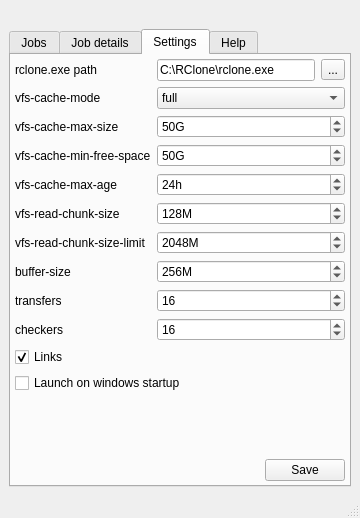
Before: the Qt Designer form view/MainWindow.ui in duri93/OneRClone, drawn with Qt 5.
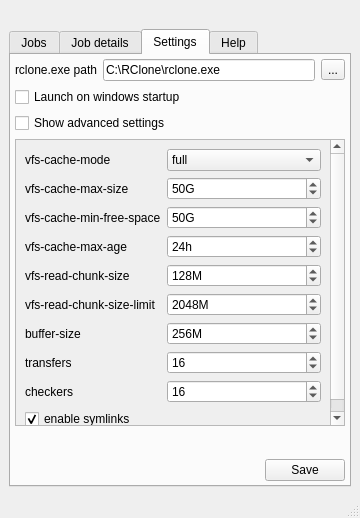
After: the same form once the commit is applied. The open tabs and pages were chosen to show the change. Icons and pictures are not drawn.

Commit message: Split settings in advanced tab

```diff
--- a/view/MainWindow.ui
+++ b/view/MainWindow.ui
@@ -393,16 +393,14 @@
          <number>4</number>
         </property>
         <item>
-         <layout class="QFormLayout" name="layout_settings">
-          <item row="0" column="0">
+         <layout class="QHBoxLayout" name="layout_rclone">
+          <item>
            <widget class="QLabel" name="label_rclone">
             <property name="text">
              <string>rclone.exe path</string>
             </property>
            </widget>
           </item>
-          <item row="0" column="1">
-           <layout class="QHBoxLayout" name="layout_rclone">
             <item>
              <widget class="QLineEdit" name="rclone">
               <property name="toolTip">
@@ -422,14 +420,36 @@
             </item>
            </layout>
           </item>
-          <item row="1" column="0">
-           <widget class="QLabel" name="label_cacheMode">
+        <item>
+         <widget class="QCheckBox" name="startupLaunch">
             <property name="text">
-             <string>vfs-cache-mode</string>
+           <string>Launch on windows startup</string>
             </property>
            </widget>
           </item>
-          <item row="1" column="1">
+        <item>
+         <widget class="QCheckBox" name="advanced">
+          <property name="text">
+           <string>Show advanced settings</string>
+          </property>
+         </widget>
+        </item>
+        <item>
+         <widget class="QScrollArea" name="advancedFrame">
+          <property name="widgetResizable">
+           <bool>true</bool>
+          </property>
+          <widget class="QWidget" name="scrollAreaWidgetContents">
+           <property name="geometry">
+            <rect>
+             <x>0</x>
+             <y>-36</y>
+             <width>324</width>
+             <height>255</height>
+            </rect>
+           </property>
+           <layout class="QFormLayout" name="formLayout_2">
+            <item row="0" column="1">
            <widget class="QComboBox" name="cacheMode">
             <property name="currentIndex">
              <number>3</number>
@@ -456,54 +476,139 @@
             </item>
            </widget>
           </item>
-          <item row="2" column="0">
+            <item row="0" column="0">
+             <widget class="QLabel" name="label_cacheMode">
+              <property name="text">
+               <string>vfs-cache-mode</string>
+              </property>
+             </widget>
+            </item>
+            <item row="1" column="1">
+             <widget class="QSpinBox" name="cacheMaxSize">
+              <property name="suffix">
+               <string>G</string>
+              </property>
+              <property name="maximum">
+               <number>999999</number>
+              </property>
+              <property name="value">
+               <number>50</number>
+              </property>
+             </widget>
+            </item>
+            <item row="1" column="0">
            <widget class="QLabel" name="label_cacheMaxSize">
             <property name="text">
              <string>vfs-cache-max-size</string>
             </property>
            </widget>
           </item>
-          <item row="2" column="1">
-           <widget class="QSpinBox" name="cacheMaxSize">
+            <item row="9" column="0">
+             <widget class="QCheckBox" name="links">
+              <property name="text">
+               <string>enable symlinks</string>
+              </property>
+              <property name="checked">
+               <bool>true</bool>
+              </property>
+             </widget>
+            </item>
+            <item row="8" column="0">
+             <widget class="QLabel" name="label_checkers">
+              <property name="text">
+               <string>checkers</string>
+              </property>
+             </widget>
+            </item>
+            <item row="8" column="1">
+             <widget class="QSpinBox" name="checkers">
+              <property name="value">
+               <number>16</number>
+              </property>
+             </widget>
+            </item>
+            <item row="7" column="0">
+             <widget class="QLabel" name="label_transfers">
+              <property name="text">
+               <string>transfers</string>
+              </property>
+             </widget>
+            </item>
+            <item row="7" column="1">
+             <widget class="QSpinBox" name="transfers">
+              <property name="value">
+               <number>16</number>
+              </property>
+             </widget>
+            </item>
+            <item row="6" column="0">
+             <widget class="QLabel" name="label_bufferSize">
+              <property name="text">
+               <string>buffer-size</string>
+              </property>
+             </widget>
+            </item>
+            <item row="6" column="1">
+             <widget class="QSpinBox" name="bufferSize">
             <property name="suffix">
-             <string>G</string>
+               <string>M</string>
             </property>
             <property name="maximum">
              <number>999999</number>
             </property>
             <property name="value">
-             <number>50</number>
+               <number>256</number>
+              </property>
+             </widget>
+            </item>
+            <item row="5" column="0">
+             <widget class="QLabel" name="label_readChunkSizeLimit">
+              <property name="text">
+               <string>vfs-read-chunk-size-limit</string>
+              </property>
+             </widget>
+            </item>
+            <item row="5" column="1">
+             <widget class="QSpinBox" name="readChunkSizeLimit">
+              <property name="suffix">
+               <string>M</string>
+              </property>
+              <property name="maximum">
+               <number>999999</number>
+              </property>
+              <property name="value">
+               <number>2048</number>
+              </property>
+             </widget>
+            </item>
+            <item row="4" column="0">
+             <widget class="QLabel" name="label_readChunkSize">
+              <property name="text">
+               <string>vfs-read-chunk-size</string>
+              </property>
+             </widget>
+            </item>
+            <item row="4" column="1">
+             <widget class="QSpinBox" name="readChunkSize">
+              <property name="suffix">
+               <string>M</string>
+              </property>
+              <property name="maximum">
+               <number>999999</number>
+              </property>
+              <property name="value">
+               <number>128</number>
             </property>
            </widget>
           </item>
           <item row="3" column="0">
-           <widget class="QLabel" name="label_cacheMinFreeSpace">
-            <property name="text">
-             <string>vfs-cache-min-free-space</string>
-            </property>
-           </widget>
-          </item>
-          <item row="3" column="1">
-           <widget class="QSpinBox" name="cacheMinFreeSpace">
-            <property name="suffix">
-             <string>G</string>
-            </property>
-            <property name="maximum">
-             <number>999999</number>
-            </property>
-            <property name="value">
-             <number>50</number>
-            </property>
-           </widget>
-          </item>
-          <item row="4" column="0">
            <widget class="QLabel" name="label_cacheMaxAge">
             <property name="text">
              <string>vfs-cache-max-age</string>
             </property>
            </widget>
           </item>
-          <item row="4" column="1">
+            <item row="3" column="1">
            <widget class="QSpinBox" name="cacheMaxAge">
             <property name="suffix">
              <string>h</string>
@@ -516,111 +621,28 @@
             </property>
            </widget>
           </item>
-          <item row="5" column="0">
-           <widget class="QLabel" name="label_readChunkSize">
+            <item row="2" column="0">
+             <widget class="QLabel" name="label_cacheMinFreeSpace">
             <property name="text">
-             <string>vfs-read-chunk-size</string>
+               <string>vfs-cache-min-free-space</string>
             </property>
            </widget>
           </item>
-          <item row="5" column="1">
-           <widget class="QSpinBox" name="readChunkSize">
+            <item row="2" column="1">
+             <widget class="QSpinBox" name="cacheMinFreeSpace">
             <property name="suffix">
-             <string>M</string>
+               <string>G</string>
             </property>
             <property name="maximum">
              <number>999999</number>
             </property>
             <property name="value">
-             <number>128</number>
-            </property>
-           </widget>
-          </item>
-          <item row="6" column="0">
-           <widget class="QLabel" name="label_readChunkSizeLimit">
-            <property name="text">
-             <string>vfs-read-chunk-size-limit</string>
-            </property>
-           </widget>
-          </item>
-          <item row="6" column="1">
-           <widget class="QSpinBox" name="readChunkSizeLimit">
-            <property name="suffix">
-             <string>M</string>
-            </property>
-            <property name="maximum">
-             <number>999999</number>
-            </property>
-            <property name="value">
-             <number>2048</number>
-            </property>
-           </widget>
-          </item>
-          <item row="7" column="0">
-           <widget class="QLabel" name="label_bufferSize">
-            <property name="text">
-             <string>buffer-size</string>
-            </property>
-           </widget>
-          </item>
-          <item row="7" column="1">
-           <widget class="QSpinBox" name="bufferSize">
-            <property name="suffix">
-             <string>M</string>
-            </property>
-            <property name="maximum">
-             <number>999999</number>
-            </property>
-            <property name="value">
-             <number>256</number>
-            </property>
-           </widget>
-          </item>
-          <item row="8" column="0">
-           <widget class="QLabel" name="label_transfers">
-            <property name="text">
-             <string>transfers</string>
-            </property>
-           </widget>
-          </item>
-          <item row="8" column="1">
-           <widget class="QSpinBox" name="transfers">
-            <property name="value">
-             <number>16</number>
-            </property>
-           </widget>
-          </item>
-          <item row="9" column="0">
-           <widget class="QLabel" name="label_checkers">
-            <property name="text">
-             <string>checkers</string>
-            </property>
-           </widget>
-          </item>
-          <item row="9" column="1">
-           <widget class="QSpinBox" name="checkers">
-            <property name="value">
-             <number>16</number>
+               <number>50</number>
             </property>
            </widget>
           </item>
          </layout>
-        </item>
-        <item>
-         <widget class="QCheckBox" name="links">
-          <property name="text">
-           <string>Links</string>
-          </property>
-          <property name="checked">
-           <bool>true</bool>
-          </property>
-         </widget>
-        </item>
-        <item>
-         <widget class="QCheckBox" name="startupLaunch">
-          <property name="text">
-           <string>Launch on windows startup</string>
-          </property>
+          </widget>
          </widget>
         </item>
         <item>
```
Left out of the diff: 6 changed lines with no effect on the pictures. Lines whose indentation alone changed are shown as unchanged. The commit also changes 4 other files.
